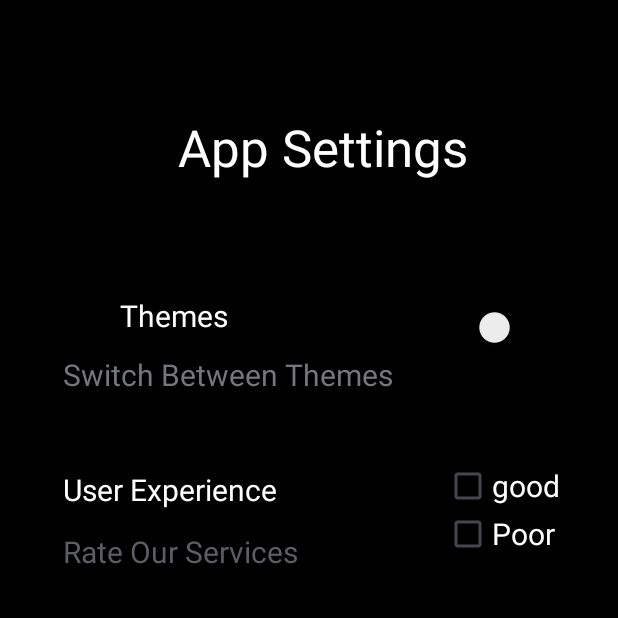
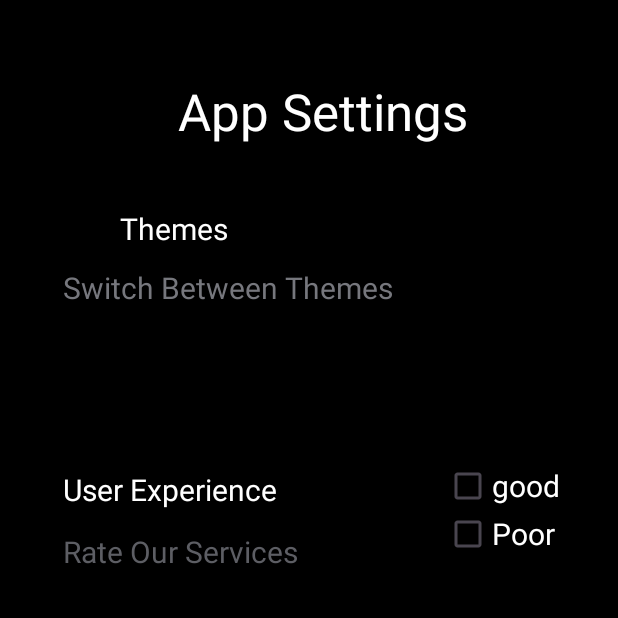
Before and after one commit to dcit202Andriod/Group-22, an Android app: the settings screen opened directly, with no data from a screen before it, on a phone screen of 412 x 824 dp, the top half of it. Run offline under Robolectric (Android 15) with nearby library versions, the phone set to English and light mode, and no system bars.

Commit message:
third commit

```diff
--- a/app/src/main/res/layout/settings_layout.xml
+++ b/app/src/main/res/layout/settings_layout.xml
@@ -13,11 +13,9 @@
         android:layout_height="wrap_content"
         android:layout_marginTop="51dp"
         android:layout_marginEnd="100dp"
-        android:layout_marginBottom="50dp"
         android:text="App Settings"
         android:textColor="@color/design_default_color_background"
         android:textSize="34sp"
-        app:layout_constraintBottom_toTopOf="@+id/switch1"
         app:layout_constraintEnd_toEndOf="parent"
         app:layout_constraintTop_toTopOf="parent" />
 
@@ -26,40 +24,23 @@
         android:layout_width="wrap_content"
         android:layout_height="wrap_content"
         android:layout_marginStart="42dp"
-        android:layout_marginEnd="46dp"
+        android:layout_marginTop="178dp"
         android:text="Switch Between Themes"
         android:textColor="@color/material_dynamic_neutral50"
         android:textSize="20sp"
-        app:layout_constraintBaseline_toBaselineOf="@+id/switch1"
-        app:layout_constraintEnd_toStartOf="@+id/switch1"
-        app:layout_constraintHorizontal_bias="0.0"
-        app:layout_constraintStart_toStartOf="parent" />
-
-    <Switch
-        android:id="@+id/switch1"
-        android:layout_width="0dp"
-        android:layout_height="48dp"
-        android:layout_marginBottom="558dp"
-        android:padding="48dp"
-        android:text="Switch"
-        app:layout_constraintBottom_toBottomOf="parent"
-        app:layout_constraintEnd_toEndOf="parent"
-        app:layout_constraintStart_toEndOf="@+id/theme1_textview"
-        app:layout_constraintTop_toBottomOf="@+id/settings_textview"
-        tools:ignore="UseSwitchCompatOrMaterialXml" />
+        app:layout_constraintStart_toStartOf="parent"
+        app:layout_constraintTop_toTopOf="parent" />
 
     <TextView
         android:id="@+id/theme1_textview"
         android:layout_width="wrap_content"
         android:layout_height="wrap_content"
         android:layout_marginStart="80dp"
-        android:layout_marginEnd="156dp"
         android:layout_marginBottom="12dp"
         android:text="Themes"
         android:textColor="@color/design_default_color_background"
         android:textSize="20sp"
         app:layout_constraintBottom_toTopOf="@+id/theme_label_textview"
-        app:layout_constraintEnd_toStartOf="@+id/switch1"
         app:layout_constraintStart_toStartOf="parent" />
 
     <TextView
```
